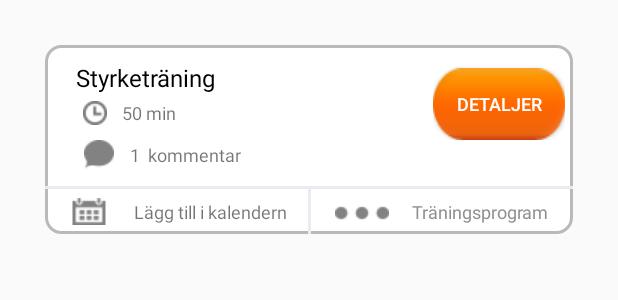
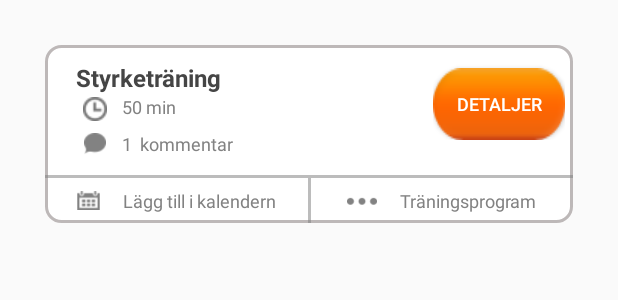
Before and after one commit to Kira9204/Andorid_Leanbit_Sats_App, an Android app: the layout custom_activity.xml on its own in the app's theme, with its tools: preview values and no code run, on a phone screen of 412 x 824 dp. Shown: the top 300 px of the screen. Run offline under Robolectric (Android 15) with nearby library versions, the phone set to English and light mode, and no system bars.

Commit message:
Layout fixes and color xml

```diff
--- a/LeanbitSats/app/src/main/res/layout/custom_activity.xml
+++ b/LeanbitSats/app/src/main/res/layout/custom_activity.xml
@@ -46,8 +46,9 @@
                     android:layout_weight="1"
                     android:text="Styrketräning"
                     android:textAppearance="?android:attr/textAppearanceMedium"
-                    android:textColor="@color/black_color_text"
-                    android:textSize="16dp"/>
+                    android:textColor="@color/primary_color"
+                    android:textSize="16dp"
+                    android:textStyle="bold" />
 
 
                 <LinearLayout
@@ -56,13 +57,12 @@
                     android:layout_weight="1"
                     android:orientation="horizontal">
 
-                    <ImageButton
-                        android:id="@+id/imageButton4"
+                    <ImageView
+                        android:id="@+id/imageViewTime"
                         android:layout_width="25dp"
-                        android:layout_height="25dp"
-                        android:backgroundTint="@color/white_color_button"
-                        android:clickable="false"
-                        android:src="@drawable/ic_time" android:background="@android:color/transparent"/>
+                        android:layout_height="wrap_content"
+                        android:src="@drawable/ic_time"
+                        android:layout_marginTop="2dp" />
 
                     <TextView
                         android:id="@+id/custom_activity_duration"
@@ -73,7 +73,9 @@
                         android:paddingLeft="5dp"
                         android:text="50 min"
                         android:textAppearance="?android:attr/textAppearanceSmall"
-                        android:textSize="12sp"/>
+                        android:textSize="12sp"
+                        android:textColor="@color/secondary_color"
+                        android:layout_marginTop="2dp" />
 
                 </LinearLayout>
 
@@ -83,12 +85,11 @@
                     android:layout_weight="0"
                     android:orientation="horizontal">
 
-                    <ImageButton
-                        android:id="@+id/imageButton4"
-                        android:layout_width="wrap_content"
+                    <ImageView
+                        android:id="@+id/imageViewComment"
+                        android:layout_width="25dp"
                         android:layout_height="wrap_content"
-                        android:backgroundTint="@color/white_color_button"
-                        android:src="@drawable/ic_comment" android:background="@android:color/transparent"
+                        android:src="@drawable/ic_comment"
                         android:padding="5dp"/>
 
                     <TextView
@@ -100,7 +101,8 @@
                         android:paddingLeft="5dp"
                         android:text="1  kommentar"
                         android:textAppearance="?android:attr/textAppearanceSmall"
-                        android:textSize="12sp"/>
+                        android:textSize="12sp"
+                        android:textColor="@color/secondary_color"/>
 
                 </LinearLayout>
 
@@ -124,8 +126,8 @@
                     android:paddingLeft="10dp"
                     android:paddingRight="10dp"
                     android:text="Detaljer"
-                    android:textColor="@color/white_color_button"
-                    android:textSize="12dp"/>
+                    android:textColor="@color/white"
+                    android:textSize="12dp" />
             </LinearLayout>
         </LinearLayout>
 
@@ -138,7 +140,7 @@
             <View
                 android:layout_width="fill_parent"
                 android:layout_height="2dp"
-                android:background="@color/light_gray_foreground"/>
+                android:background="@color/third_color"/>
 
         </LinearLayout>
 
@@ -157,17 +159,16 @@
                 android:gravity="center"
                 android:orientation="horizontal">
 
-                <ImageButton
-                    android:id="@+id/imageButton"
-                    android:layout_width="wrap_content"
+                <ImageView
+                    android:id="@+id/imageViewCalender"
+                    android:layout_width="35dp"
                     android:layout_height="match_parent"
                     android:layout_gravity="bottom"
                     android:adjustViewBounds="true"
-                    android:backgroundTint="@color/white_color_button"
                     android:baselineAlignBottom="false"
                     android:cropToPadding="false"
                     android:focusable="false"
-                    android:src="@drawable/ic_calender" android:background="@android:color/transparent"
+                    android:src="@drawable/ic_calender"
                     android:padding="5dp"/>
 
                 <TextView
@@ -177,13 +178,14 @@
                     android:layout_marginLeft="5dp"
                     android:text="Lägg till i kalendern"
                     android:textAppearance="?android:attr/textAppearanceSmall"
-                    android:textSize="12dp"/>
+                    android:textSize="12dp"
+                    android:textColor="@color/secondary_color"/>
             </LinearLayout>
 
             <View
                 android:layout_width="2dp"
                 android:layout_height="30dp"
-                android:background="@color/light_gray_foreground"/>
+                android:background="@color/third_color"/>
 
             <LinearLayout
                 android:id="@+id/Mer_om_passet"
@@ -194,14 +196,14 @@
                 android:gravity="center"
                 android:orientation="horizontal">
 
-                <ImageButton
-                    android:id="@+id/imageButton2"
-                    android:layout_width="wrap_content"
+                <ImageView
+                    android:id="@+id/imageViewMoreAboutPass"
+                    android:layout_width="40dp"
                     android:layout_height="match_parent"
                     android:layout_gravity="top"
-                    android:backgroundTint="@color/white_color_button"
-                    android:src="@drawable/ic_more" android:background="@android:color/transparent"
-                    android:paddingLeft="10dp" android:paddingRight="10dp"/>
+                    android:src="@drawable/ic_more"
+                    android:paddingLeft="10dp"
+                    android:paddingRight="10dp"/>
 
                 <TextView
                     android:id="@+id/custom_activity_training_program"
@@ -210,8 +212,8 @@
                     android:layout_marginLeft="5dp"
                     android:text="Träningsprogram"
                     android:textAppearance="?android:attr/textAppearanceSmall"
-                    android:textColor="@color/gray_color_background_text"
-                    android:textSize="12dp"/>
+                    android:textSize="12dp"
+                    android:textColor="@color/secondary_color"/>
             </LinearLayout>
         </LinearLayout>
     </LinearLayout>
```
Also changed, not shown: LeanbitSats/app/src/main/res/layout/future_activity.xml (+22 -21 lines), LeanbitSats/app/src/main/res/layout/past_activity.xml (+7 -13 lines), LeanbitSats/app/src/main/res/values/colors.xml (+62 -5 lines), 1 other file.
